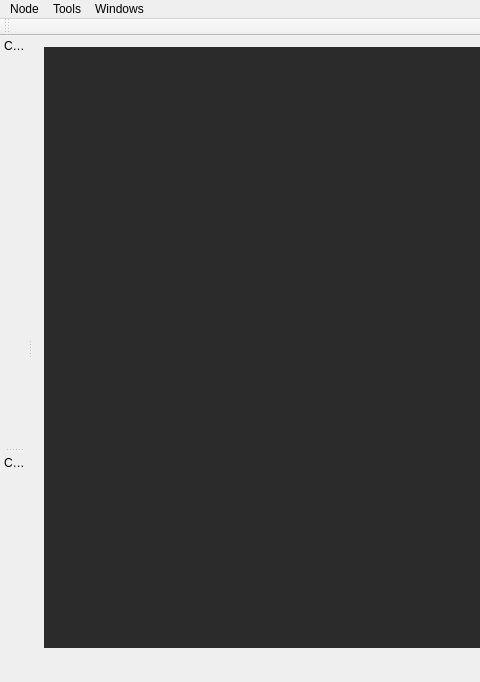
Before: the Qt Designer form ccs/mainwindow.ui in bisegni/chaosframework, drawn with Qt 5; both pictures show x 0 to 480 and y 0 to 682 of the 1178 by 682 pixel window.
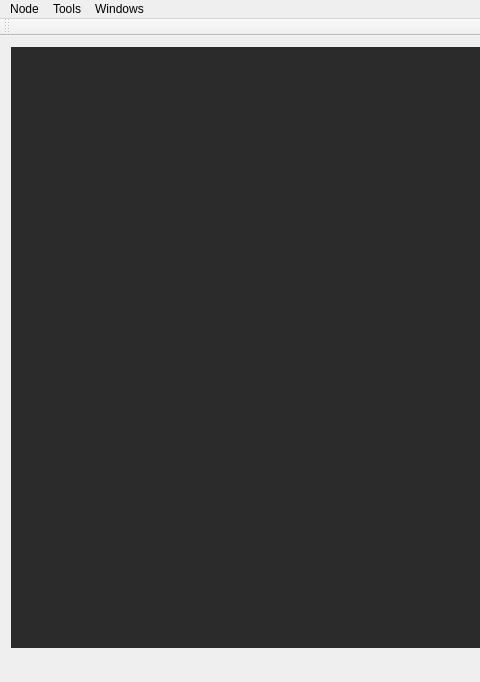
After: the same form once the commit is applied.

Patch:
```diff
--- a/ccs/mainwindow.ui
+++ b/ccs/mainwindow.ui
@@ -113,45 +113,6 @@
     </font>
    </property>
   </widget>
-  <widget class="QDockWidget" name="dockCommand">
-   <property name="minimumSize">
-    <size>
-     <width>27</width>
-     <height>38</height>
-    </size>
-   </property>
-   <property name="features">
-    <set>QDockWidget::DockWidgetMovable</set>
-   </property>
-   <property name="allowedAreas">
-    <set>Qt::LeftDockWidgetArea</set>
-   </property>
-   <property name="windowTitle">
-    <string>Command</string>
-   </property>
-   <attribute name="dockWidgetArea">
-    <number>1</number>
-   </attribute>
-   <widget class="QWidget" name="dockWidgetContents_2"/>
-  </widget>
-  <widget class="QDockWidget" name="dockCommandSpecific">
-   <property name="floating">
-    <bool>false</bool>
-   </property>
-   <property name="features">
-    <set>QDockWidget::DockWidgetMovable</set>
-   </property>
-   <property name="allowedAreas">
-    <set>Qt::BottomDockWidgetArea|Qt::LeftDockWidgetArea</set>
-   </property>
-   <property name="windowTitle">
-    <string>Command Specific</string>
-   </property>
-   <attribute name="dockWidgetArea">
-    <number>1</number>
-   </attribute>
-   <widget class="QWidget" name="dockWidgetContents"/>
-  </widget>
   <action name="actionOpenNode">
    <property name="text">
     <string>Open Node</string>
```
